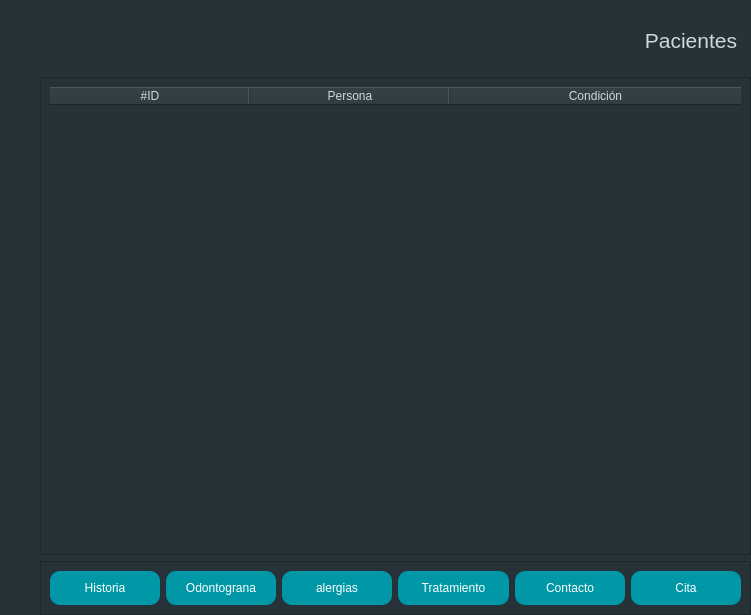
Qt form ui/paciente_frame.ui (hm2206/strong_teeth) before a commit.
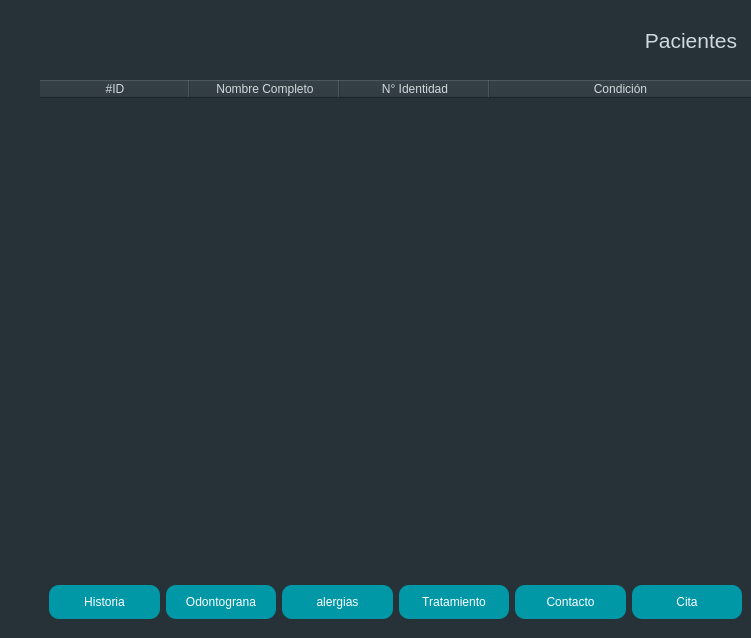
The same form after that commit. Icons and pictures are not drawn.

```diff
--- a/ui/paciente_frame.ui
+++ b/ui/paciente_frame.ui
@@ -7,7 +7,7 @@
     <x>0</x>
     <y>0</y>
     <width>751</width>
-    <height>615</height>
+    <height>638</height>
    </rect>
   </property>
   <property name="windowTitle">
@@ -126,6 +126,11 @@
 	background-color: #0097a7;
 	border-radius: 10px;
 	padding: 10px;
+}
+
+QPushButton:disabled {
+	background-color: #b0bec5;
+	color: #eceff1;
 }</string>
      </property>
      <property name="frameShape">
@@ -134,7 +139,7 @@
      <property name="frameShadow">
       <enum>QFrame::Raised</enum>
      </property>
-     <layout class="QVBoxLayout" name="verticalLayout" stretch="9,1">
+     <layout class="QVBoxLayout" name="verticalLayout" stretch="8,2">
       <property name="leftMargin">
        <number>0</number>
       </property>
@@ -150,12 +155,27 @@
       <item>
        <widget class="QFrame" name="frame_3">
         <property name="frameShape">
-         <enum>QFrame::StyledPanel</enum>
+         <enum>QFrame::NoFrame</enum>
         </property>
         <property name="frameShadow">
          <enum>QFrame::Raised</enum>
         </property>
         <layout class="QVBoxLayout" name="verticalLayout_2">
+         <property name="spacing">
+          <number>0</number>
+         </property>
+         <property name="leftMargin">
+          <number>0</number>
+         </property>
+         <property name="topMargin">
+          <number>0</number>
+         </property>
+         <property name="rightMargin">
+          <number>0</number>
+         </property>
+         <property name="bottomMargin">
+          <number>0</number>
+         </property>
          <item>
           <widget class="QTableWidget" name="table">
            <property name="enabled">
@@ -207,7 +227,7 @@
             <number>0</number>
            </property>
            <property name="columnCount">
-            <number>3</number>
+            <number>4</number>
            </property>
            <attribute name="horizontalHeaderVisible">
             <bool>true</bool>
@@ -216,10 +236,10 @@
             <bool>false</bool>
            </attribute>
            <attribute name="horizontalHeaderMinimumSectionSize">
-            <number>200</number>
+            <number>150</number>
            </attribute>
            <attribute name="horizontalHeaderDefaultSectionSize">
-            <number>200</number>
+            <number>150</number>
            </attribute>
            <attribute name="horizontalHeaderShowSortIndicator" stdset="0">
             <bool>true</bool>
@@ -243,7 +263,12 @@
            </column>
            <column>
             <property name="text">
-             <string>Persona</string>
+             <string>Nombre Completo</string>
+            </property>
+           </column>
+           <column>
+            <property name="text">
+             <string>N° Identidad</string>
             </property>
            </column>
            <column>
@@ -259,19 +284,65 @@
       <item>
        <widget class="QFrame" name="frm_footer">
         <property name="enabled">
-         <bool>false</bool>
+         <bool>true</bool>
         </property>
         <property name="frameShape">
-         <enum>QFrame::StyledPanel</enum>
+         <enum>QFrame::NoFrame</enum>
+        </property>
+        <property name="frameShadow">
+         <enum>QFrame::Raised</enum>
+        </property>
+        <layout class="QVBoxLayout" name="verticalLayout_3" stretch="3,7">
+         <property name="spacing">
+          <number>6</number>
+         </property>
+         <property name="leftMargin">
+          <number>0</number>
+         </property>
+         <property name="topMargin">
+          <number>0</number>
+         </property>
+         <property name="rightMargin">
+          <number>0</number>
+         </property>
+         <property name="bottomMargin">
+          <number>0</number>
+         </property>
+         <item>
+          <widget class="QFrame" name="frame_5">
+           <property name="frameShape">
+            <enum>QFrame::NoFrame</enum>
         </property>
         <property name="frameShadow">
          <enum>QFrame::Raised</enum>
         </property>
         <layout class="QHBoxLayout" name="horizontalLayout">
          <item>
-          <widget class="QPushButton" name="btn_save">
+             <widget class="QLabel" name="lbl_selected">
+              <property name="styleSheet">
+               <string notr="true">color: white;</string>
+              </property>
+              <property name="text">
+               <string/>
+              </property>
+             </widget>
+            </item>
+           </layout>
+          </widget>
+         </item>
+         <item>
+          <widget class="QFrame" name="frame_4">
+           <property name="frameShape">
+            <enum>QFrame::NoFrame</enum>
+           </property>
+           <property name="frameShadow">
+            <enum>QFrame::Raised</enum>
+           </property>
+           <layout class="QGridLayout" name="gridLayout">
+            <item row="0" column="0">
+             <widget class="QPushButton" name="btn_historia">
            <property name="enabled">
-            <bool>false</bool>
+               <bool>true</bool>
            </property>
            <property name="cursor">
             <cursorShape>PointingHandCursor</cursorShape>
@@ -287,10 +358,13 @@
            </property>
           </widget>
          </item>
-         <item>
-          <widget class="QPushButton" name="pushButton_2">
+            <item row="0" column="1">
+             <widget class="QPushButton" name="btn_odontograma">
            <property name="enabled">
-            <bool>false</bool>
+               <bool>true</bool>
+              </property>
+              <property name="cursor">
+               <cursorShape>PointingHandCursor</cursorShape>
            </property>
            <property name="text">
             <string>Odontograna</string>
@@ -300,8 +374,11 @@
            </property>
           </widget>
          </item>
-         <item>
-          <widget class="QPushButton" name="pushButton">
+            <item row="0" column="2">
+             <widget class="QPushButton" name="btn_alergia">
+              <property name="cursor">
+               <cursorShape>PointingHandCursor</cursorShape>
+              </property>
            <property name="text">
             <string>alergias</string>
            </property>
@@ -310,8 +387,11 @@
            </property>
           </widget>
          </item>
-         <item>
-          <widget class="QPushButton" name="pushButton_3">
+            <item row="0" column="3">
+             <widget class="QPushButton" name="btn_tratamiento">
+              <property name="cursor">
+               <cursorShape>PointingHandCursor</cursorShape>
+              </property>
            <property name="text">
             <string>Tratamiento</string>
            </property>
@@ -320,8 +400,11 @@
            </property>
           </widget>
          </item>
-         <item>
-          <widget class="QPushButton" name="pushButton_4">
+            <item row="0" column="4">
+             <widget class="QPushButton" name="btn_contacto">
+              <property name="cursor">
+               <cursorShape>PointingHandCursor</cursorShape>
+              </property>
            <property name="text">
             <string>Contacto</string>
            </property>
@@ -330,14 +413,20 @@
            </property>
           </widget>
          </item>
-         <item>
-          <widget class="QPushButton" name="pushButton_5">
+            <item row="0" column="5">
+             <widget class="QPushButton" name="btn_cita">
+              <property name="cursor">
+               <cursorShape>PointingHandCursor</cursorShape>
+              </property>
            <property name="text">
             <string>Cita</string>
            </property>
            <property name="flat">
             <bool>true</bool>
            </property>
+             </widget>
+            </item>
+           </layout>
           </widget>
          </item>
         </layout>
```
Lines whose indentation alone changed are shown as unchanged.
